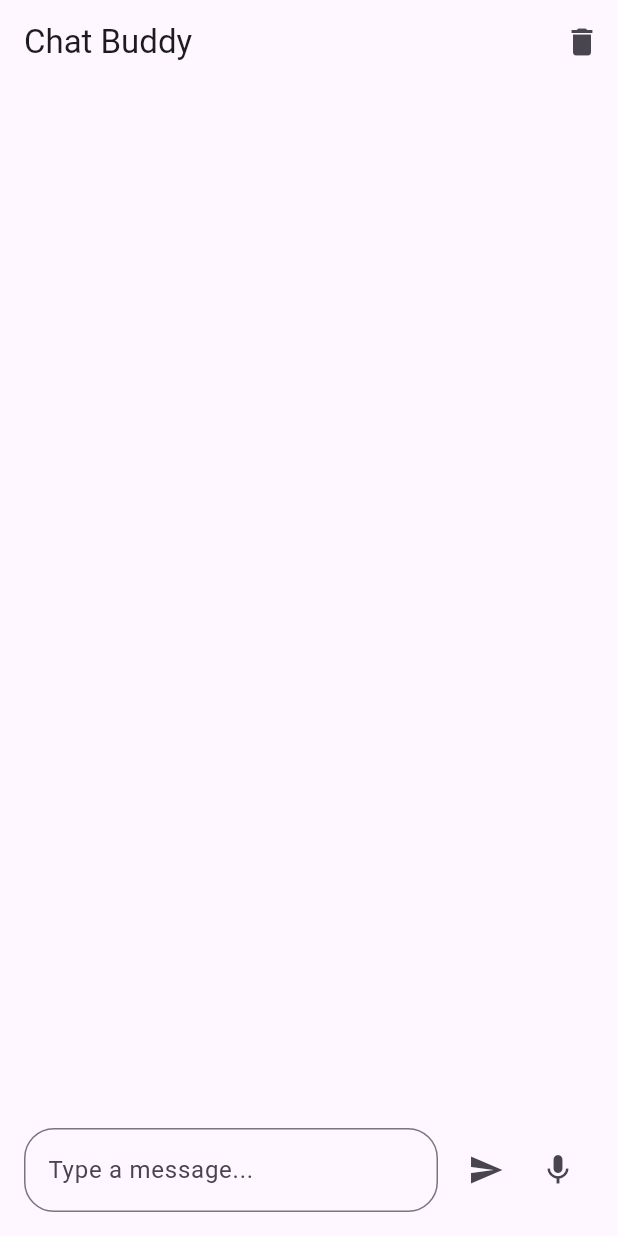
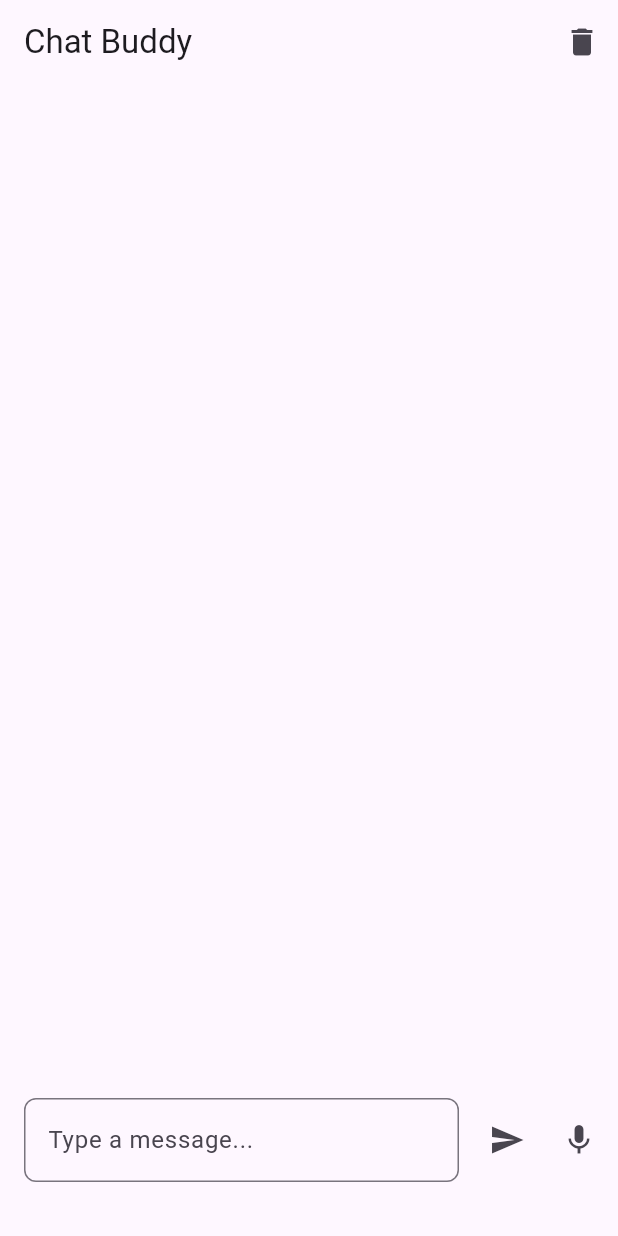
Before and after one commit to akashsahay1/chatbuddy, a Flutter app: the screen it shows after launch, on a phone screen of 412 x 824 dp. Run offline on Flutter 3.47's test engine with Material 3 defaults, Android fonts, the phone set to English and light mode, and no system bars; our stand-ins replace flutter_tts, speech_to_text.

Commit message:
Fixed the bottom text field touching the edge of the phone

```diff
--- a/lib/main.dart
+++ b/lib/main.dart
@@ -178,7 +178,7 @@ class _ChatScreenState extends State<ChatScreen> {
             ),
           ),
           Padding(
-            padding: const EdgeInsets.all(16.0),
+            padding: const EdgeInsets.only(left: 16.0, right: 2.0, bottom: 36.0),
             child: Row(
               children: [
                 Expanded(
@@ -187,7 +187,7 @@ class _ChatScreenState extends State<ChatScreen> {
                     decoration: InputDecoration(
                       hintText: 'Type a message...',
                       border: OutlineInputBorder(
-                        borderRadius: BorderRadius.circular(20),
+                        borderRadius: BorderRadius.circular(8),
                       ),
                     ),
                   ),
```
